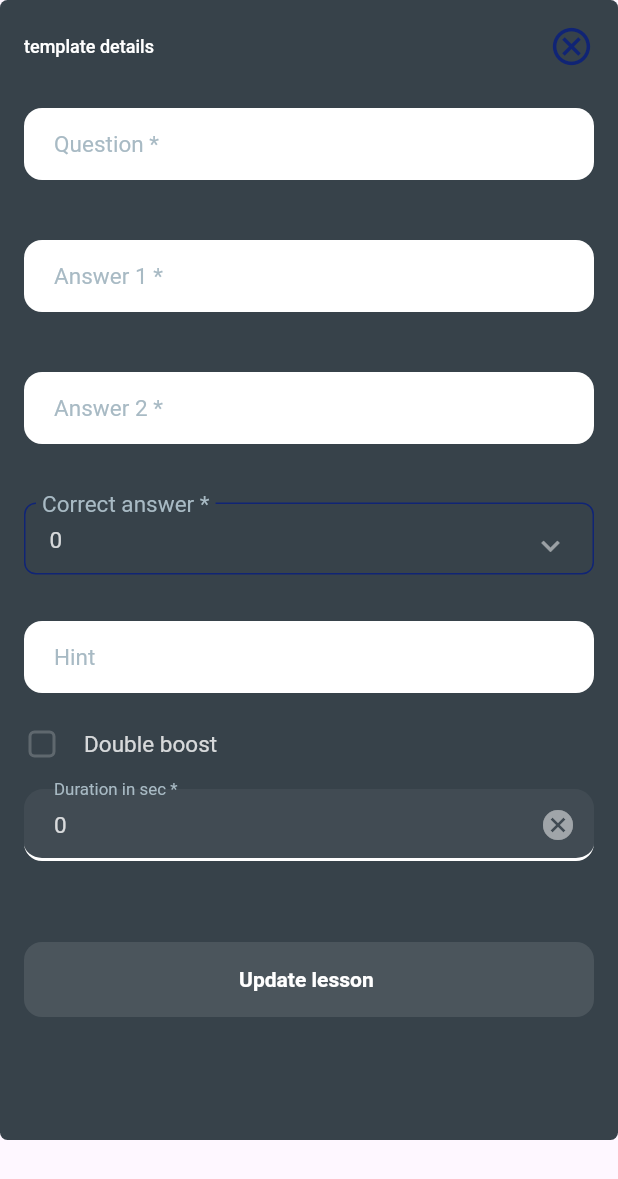
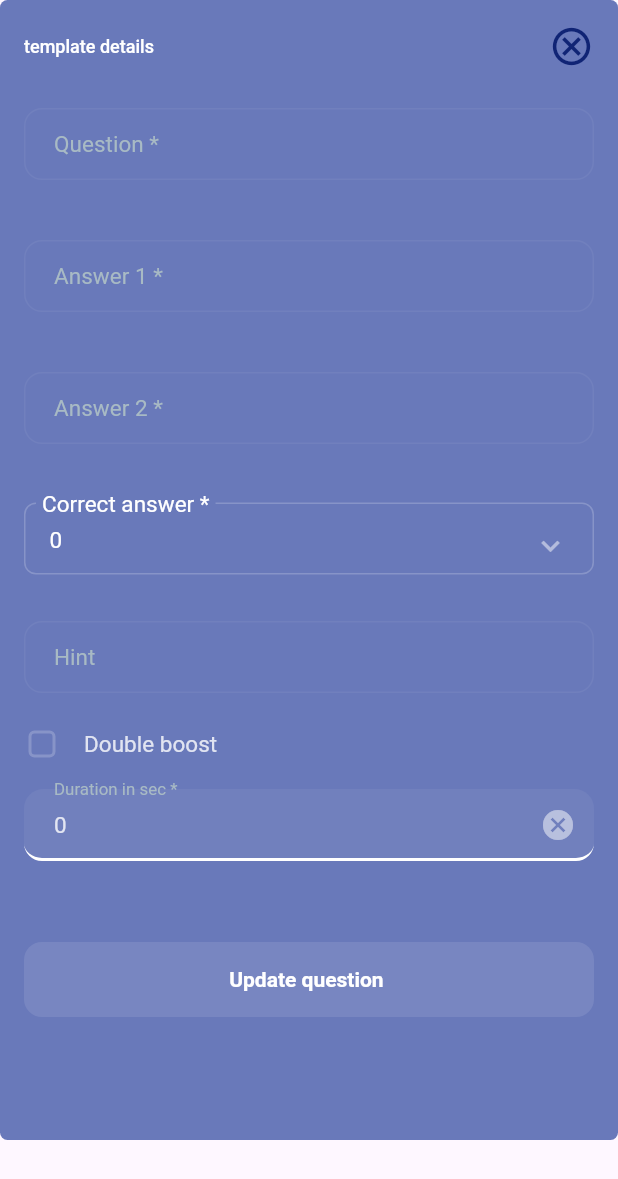
Before and after one commit to sajdakk/Toohak, a Flutter app: the QuestionDetailDialog widget shown alone on an empty page, opened directly with empty values, on a phone screen of 412 x 824 dp. Shown: the top 1179 px of the screen. Run offline on Flutter 3.47's test engine with Material 2 defaults, Android fonts, the phone set to English and light mode, and no system bars; our stand-ins replace bot_toast, cloud_firestore, equatable, firebase_auth, firebase_core, fluro and 4 more; missing offline and left inert: chalk; accounts and stored records are empty; Roboto replaces fonts that are missing (Poppins).

Commit message:
Fix in colors

```diff
--- a/lib/resources/th_colors.dart
+++ b/lib/resources/th_colors.dart
@@ -37,9 +37,9 @@ abstract class ThColors {
   static const Color statusColorWarning = Color(0xfff1dd77);
   static const Color statusColorDanger = Color(0xffe38c87);
 
-  static const Color backgroundBG0 = Color(0xff6979BA);
-  static const Color backgroundBG1 = Color(0xff37424A);
-  static const Color backgroundBG2 = Color(0xff4C5B66);
+  static const Color backgroundBG0 = Color(0xff4456A0);
+  static const Color backgroundBG1 = Color(0xff6979BA);
+  static const Color backgroundBG2 = Color(0xff9AABEF);
   static const Color textFormBg = Color.fromRGBO(255, 255, 255, 0.05);
 
   static const Color categoriesBody = Color(0xffF19C60);
--- a/lib/screens/admin/widgets/template_row.dart
+++ b/lib/screens/admin/widgets/template_row.dart
@@ -1,5 +1,6 @@
 import 'package:flutter/material.dart';
 import 'package:toohak/_toohak.dart';
+import 'package:toohak/screens/template_details/template_details_screen.dart';
 
 class TemplateRow extends StatelessWidget {
   const TemplateRow({
@@ -14,10 +15,9 @@ class TemplateRow extends StatelessWidget {
   @override
   Widget build(BuildContext context) {
     return GestureDetector(
-      onTap: () {},
-      // onTap: () => thRouter.pushNamed(
-      //   AdminProgramDetailsScreen.getRoute(id: template.id),
-      // ),
+      onTap: () => thRouter.pushNamed(
+        TemplateDetailsScreen.getRoute(id: template.id),
+      ),
       child: Container(
         padding: const EdgeInsets.only(
           left: 16.0,
--- a/lib/screens/template_details/template_details_body.dart
+++ b/lib/screens/template_details/template_details_body.dart
@@ -94,7 +94,7 @@ class _TemplateDetailsBodyState extends State<TemplateDetailsBody> {
                         onTap: () async {
                           QuestionParameters? params = await QuestionDetailDialog.show(
                             context: context,
-                            lesson: questions[index],
+                            question: questions[index],
                           );
 
                           if (params == null) {
@@ -125,11 +125,11 @@ class _TemplateDetailsBodyState extends State<TemplateDetailsBody> {
                   ),
                   const SizedBox(height: 16.0),
                   ThButton(
-                    title: 'Add lesson',
+                    title: 'Add question',
                     onTap: () async {
                       QuestionParameters? lesson = await QuestionDetailDialog.show(
                         context: context,
-                        lesson: null,
+                        question: null,
                       );
                       if (lesson == null) {
                         return;
--- a/lib/screens/template_details/widgets/question_details_dialog.dart
+++ b/lib/screens/template_details/widgets/question_details_dialog.dart
@@ -6,14 +6,14 @@ import 'package:toohak/_toohak.dart';
 class QuestionDetailDialog extends StatefulWidget {
   const QuestionDetailDialog({
     Key? key,
-    required this.lessonParameters,
+    required this.questionParameters,
   }) : super(key: key);
 
-  final QuestionParameters? lessonParameters;
+  final QuestionParameters? questionParameters;
 
   static Future<QuestionParameters?> show({
     required BuildContext context,
-    required QuestionParameters? lesson,
+    required QuestionParameters? question,
   }) {
     return showDialog<QuestionParameters?>(
       context: context,
@@ -29,7 +29,7 @@ class QuestionDetailDialog extends StatefulWidget {
               maxHeight: 575.0,
             ),
             child: QuestionDetailDialog(
-              lessonParameters: lesson,
+              questionParameters: question,
             ),
           ),
         );
@@ -46,7 +46,6 @@ class _QuestionDetailDialogState extends State<QuestionDetailDialog> {
 
   final GlobalKey<FormFieldState<String>> _questionKey = GlobalKey<FormFieldState<String>>();
   final GlobalKey<FormFieldState<int>> _correctAnswerKey = GlobalKey<FormFieldState<int>>();
-  final GlobalKey<FormFieldState<String>> _orderKey = GlobalKey<FormFieldState<String>>();
   final GlobalKey<FormFieldState<String>> _durationKey = GlobalKey<FormFieldState<String>>();
   final GlobalKey<FormFieldState<String>> _answer1Key = GlobalKey<FormFieldState<String>>();
   final GlobalKey<FormFieldState<String>> _answer2Key = GlobalKey<FormFieldState<String>>();
@@ -84,7 +83,7 @@ class _QuestionDetailDialogState extends State<QuestionDetailDialog> {
                   child: Column(
                     children: <Widget>[
                       ThTextInput(
-                        initialValue: widget.lessonParameters?.question,
+                        initialValue: widget.questionParameters?.question,
                         isRequired: true,
                         formFieldKey: _questionKey,
                         labelText: 'Question *',
@@ -92,7 +91,7 @@ class _QuestionDetailDialogState extends State<QuestionDetailDialog> {
                       ),
                       const SizedBox(height: 8.0),
                       ThTextInput(
-                        initialValue: widget.lessonParameters?.answer1,
+                        initialValue: widget.questionParameters?.answer1,
                         isRequired: true,
                         formFieldKey: _answer1Key,
                         labelText: 'Answer 1 *',
@@ -100,7 +99,7 @@ class _QuestionDetailDialogState extends State<QuestionDetailDialog> {
                       ),
                       const SizedBox(height: 8.0),
                       ThTextInput(
-                        initialValue: widget.lessonParameters?.answer2,
+                        initialValue: widget.questionParameters?.answer2,
                         isRequired: true,
                         formFieldKey: _answer2Key,
                         labelText: 'Answer 2 *',
@@ -112,11 +111,11 @@ class _QuestionDetailDialogState extends State<QuestionDetailDialog> {
                         label: 'Correct answer *',
                         formFieldKey: _correctAnswerKey,
                         isRequired: true,
-                        initialValue: widget.lessonParameters?.correctAnswer,
+                        initialValue: widget.questionParameters?.correctAnswer,
                       ),
                       const SizedBox(height: 8.0),
                       ThTextInput(
-                        initialValue: widget.lessonParameters?.hint,
+                        initialValue: widget.questionParameters?.hint,
                         isRequired: true,
                         formFieldKey: _hintKey,
                         labelText: 'Hint',
@@ -125,18 +124,17 @@ class _QuestionDetailDialogState extends State<QuestionDetailDialog> {
                       ThCheckboxInput(
                         label: 'Double boost',
                         formFieldKey: _doubleBoostKey,
-                        checkRequired: true,
                       ),
                       const SizedBox(height: 8.0),
                       ThNumberInput(
-                        initialValue: widget.lessonParameters?.durationInSec.toString(),
+                        initialValue: widget.questionParameters?.durationInSec.toString(),
                         required: true,
                         formFieldKey: _durationKey,
                         labelText: 'Duration in sec *',
                       ),
                       const SizedBox(height: 32.0),
                       ThButton(
-                        title: widget.lessonParameters == null ? 'Add lesson' : 'Update lesson ',
+                        title: widget.questionParameters == null ? 'Add question' : 'Update question ',
                         onTap: () async => await _submit(context),
                         size: ThPrimaryButtonSize.large,
                         style: ThPrimaryButtonStyle.secondary,
@@ -181,21 +179,21 @@ class _QuestionDetailDialogState extends State<QuestionDetailDialog> {
       return;
     }
 
-    int? order = int.tryParse(_orderKey.currentState!.value!);
     int? readingTimeMins = int.tryParse(_durationKey.currentState!.value!);
 
-    if (order == null) {
+    if (readingTimeMins == null) {
       return;
     }
 
+
     QuestionParameters lessonParameters = QuestionParameters(
-      currentQuestion: widget.lessonParameters?.currentQuestion,
+      currentQuestion: widget.questionParameters?.currentQuestion,
       question: _questionKey.currentState!.value!,
       answer1: _answer1Key.currentState!.value!,
       answer2: _answer2Key.currentState!.value!,
       correctAnswer: _correctAnswerKey.currentState!.value!,
       hint: _hintKey.currentState!.value!,
-      durationInSec: readingTimeMins!,
+      durationInSec: readingTimeMins,
       doubleBoost: _doubleBoostKey.currentState!.value!,
     );
 
--- a/lib/widgets/inputs/th_dropdown_input.dart
+++ b/lib/widgets/inputs/th_dropdown_input.dart
@@ -37,13 +37,13 @@ class ThDropdownInput<T> extends StatelessWidget {
       formFieldKey: formFieldKey,
       onChanged: onChanged,
       textStyle: ThTextStyles.textCategory.copyWith(
-        color: ThColors.textText2,
+        color: ThColors.textText1,
       ),
       errorStyle: ThTextStyles.paragraphP3Medium.copyWith(
         color: ThColors.statusColorDanger,
       ),
       labelStyle: ThTextStyles.textCategory.copyWith(
-        color: ThColors.textText4,
+        color: ThColors.textText1,
       ),
       isRequired: isRequired,
       validator: validator,
@@ -54,7 +54,7 @@ class ThDropdownInput<T> extends StatelessWidget {
       dropdownDecoration: BoxDecoration(
         color: ThColors.backgroundBG1,
         border: Border.all(
-          color: ThColors.ascentAscent,
+          color: ThColors.textText5,
         ),
         borderRadius: BorderRadius.circular(8.0),
       ),
@@ -63,12 +63,12 @@ class ThDropdownInput<T> extends StatelessWidget {
         color: ThColors.textText3,
       ),
       subtitleStyle: ThTextStyles.paragraphP3Medium.copyWith(
-        color: ThColors.textText2,
+        color: ThColors.textText1,
       ),
       translateItemtoString: translateItemToString,
       translateItemtoSubtitle: translateItemToSubtitle,
       titleStyle: ThTextStyles.paragraphP3Medium.copyWith(
-        color: ThColors.textText2,
+        color: ThColors.textText1,
       ),
       customSorting: customSorting,
       inputHeight: 52.0,
--- a/lib/widgets/inputs/th_text_input.dart
+++ b/lib/widgets/inputs/th_text_input.dart
@@ -22,6 +22,8 @@ class ThTextInput extends StatelessWidget {
     this.autofillHints,
     this.withoutSpaces = false,
     this.suffixText,
+    this.fillColor = ThColors.backgroundBG1,
+    this.textColor = ThColors.textText1,
   });
 
   final String? labelText;
@@ -42,6 +44,8 @@ class ThTextInput extends StatelessWidget {
   final List<String>? autofillHints;
   final bool withoutSpaces;
   final String? suffixText;
+  final Color fillColor;
+  final Color textColor;
 
 
 
@@ -64,7 +68,7 @@ class ThTextInput extends StatelessWidget {
       focusNode: focusNode,
       controller: controller,
       textStyle: ThTextStyles.textCategory.copyWith(
-        color: ThColors.textText2,
+        color: textColor,
       ),
       errorStyle: ThTextStyles.paragraphP3Medium.copyWith(
         color: ThColors.statusColorDanger,
@@ -81,7 +85,7 @@ class ThTextInput extends StatelessWidget {
           color: ThColors.statusColorDanger,
         ),
       ),
-      fillColor: ThColors.textText1,
+      fillColor: fillColor,
       hintStyle: ThTextStyles.textCategory.copyWith(
         color: ThColors.textText4,
       ),
@@ -89,7 +93,7 @@ class ThTextInput extends StatelessWidget {
         color: ThColors.textText4,
       ),
       floatingLabelStyle: ThTextStyles.textCategory.copyWith(
-        color: ThColors.textText4,
+        color: ThColors.textText1,
       ),
       enabledBorder: const OutlineInputBorder(
         borderRadius: BorderRadius.all(Radius.circular(12.0)),
--- a/lib/widgets/th_app_scaffold.dart
+++ b/lib/widgets/th_app_scaffold.dart
@@ -16,6 +16,7 @@ class ThAppScaffold extends StatelessWidget {
     this.floatingActionButtonLocation,
     this.resizeToAvoidBottomInset = false,
     this.showBorderLine = false,
+    this.backgroundColor = ThColors.backgroundBG0,
   });
 
   final Widget body;
@@ -30,11 +31,12 @@ class ThAppScaffold extends StatelessWidget {
   final Widget? floatingActionButton;
   final Widget? leadingWidget;
   final FloatingActionButtonLocation? floatingActionButtonLocation;
+  final Color backgroundColor;
 
   @override
   Widget build(BuildContext context) {
     return Scaffold(
-      backgroundColor: ThColors.backgroundBG0,
+      backgroundColor:backgroundColor,
       extendBodyBehindAppBar: true,
       resizeToAvoidBottomInset: resizeToAvoidBottomInset,
       floatingActionButton: floatingActionButton,
```
Also changed, not shown: 1 other file.
